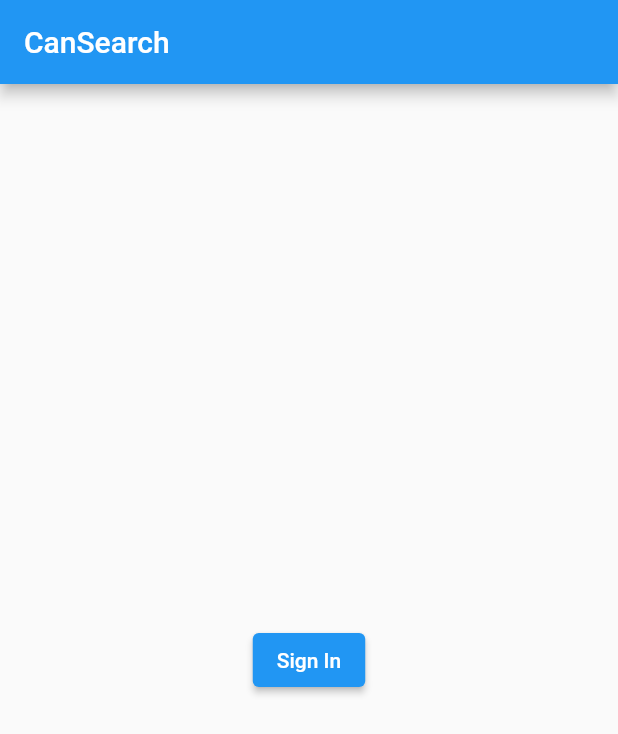
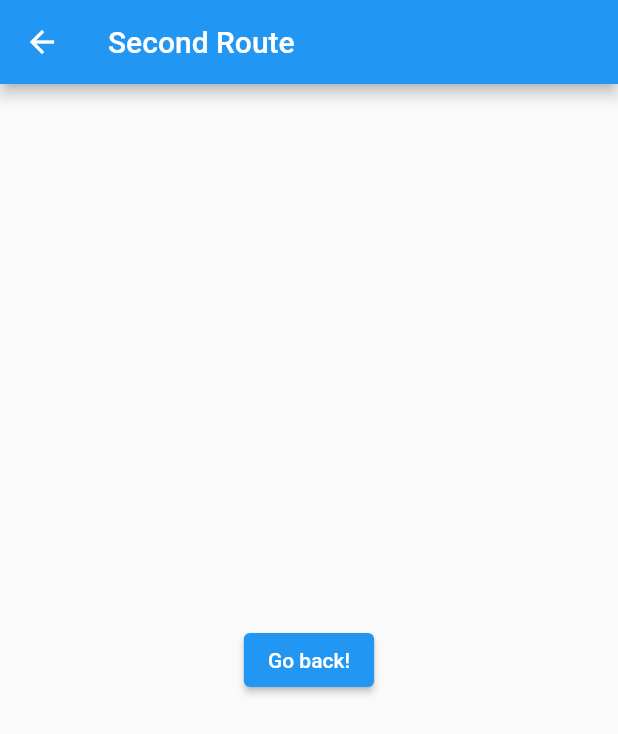
Before and after one commit to mtailaDev/CanSearchFlutter, a Flutter app: the screen it shows after launch, after a tap on "Sign In", on a phone screen of 412 x 824 dp. Shown: the top 734 px of the screen. Run offline on Flutter 3.47's test engine with Material 2 defaults, Android fonts, the phone set to English and light mode, and no system bars.

Commit message:
navigating from sign in screen to main blueprint screen

```diff
--- a/blueprint/lib/main.dart
+++ b/blueprint/lib/main.dart
@@ -1,3 +1,4 @@
+import 'package:blueprint/main/blueprint.dart';
 import 'package:flutter/material.dart';
 
 void main() {
@@ -47,7 +48,14 @@ class _MyHomePageState extends State<MyHomePage> {
           child: Column(
             mainAxisAlignment: MainAxisAlignment.center,
             children: <Widget>[
-              ElevatedButton(onPressed: () {}, child: const Text("Sign In"))
+              ElevatedButton(
+                  onPressed: () {
+                    Navigator.push(
+                      context,
+                      MaterialPageRoute(builder: (context) => Blueprint()),
+                    );
+                  },
+                  child: const Text("Sign In"))
             ],
           ),
         ));
--- /dev/null
+++ b/blueprint/lib/main/blueprint.dart
@@ -0,0 +1,21 @@
+import 'package:flutter/cupertino.dart';
+import 'package:flutter/material.dart';
+
+class Blueprint extends StatelessWidget {
+  @override
+  Widget build(BuildContext context) {
+    return Scaffold(
+      appBar: AppBar(
+        title: const Text('Second Route'),
+      ),
+      body: Center(
+        child: ElevatedButton(
+          onPressed: () {
+            // Navigate back to first route when tapped.
+          },
+          child: const Text('Go back!'),
+        ),
+      ),
+    );
+  }
+}
```
